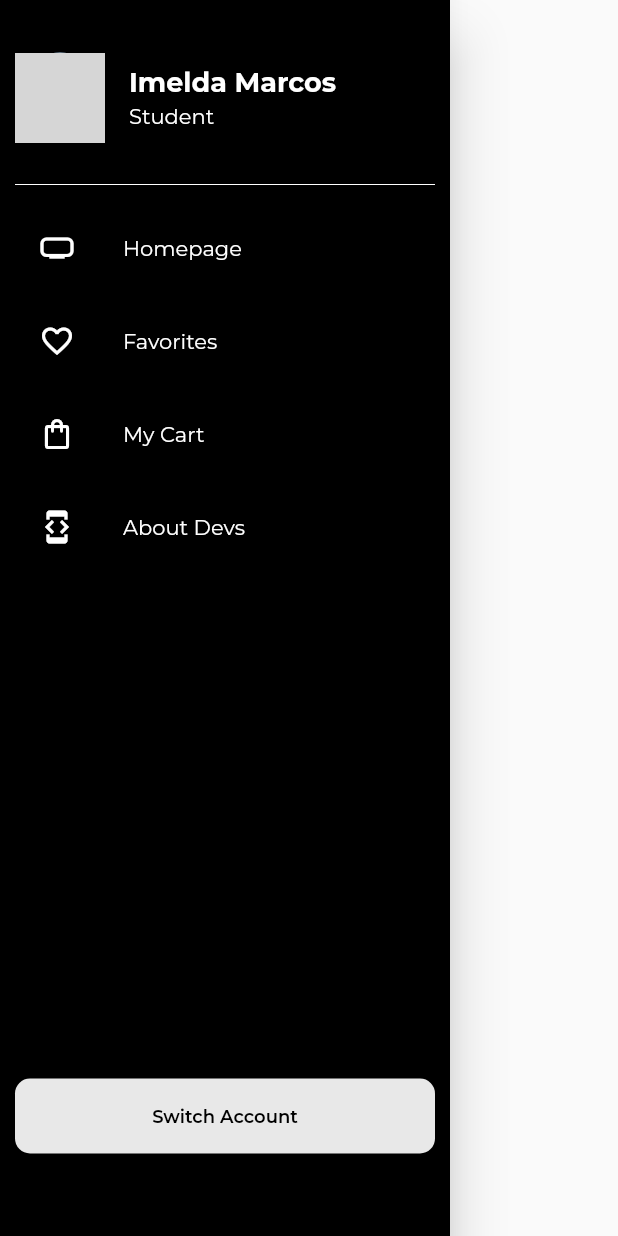
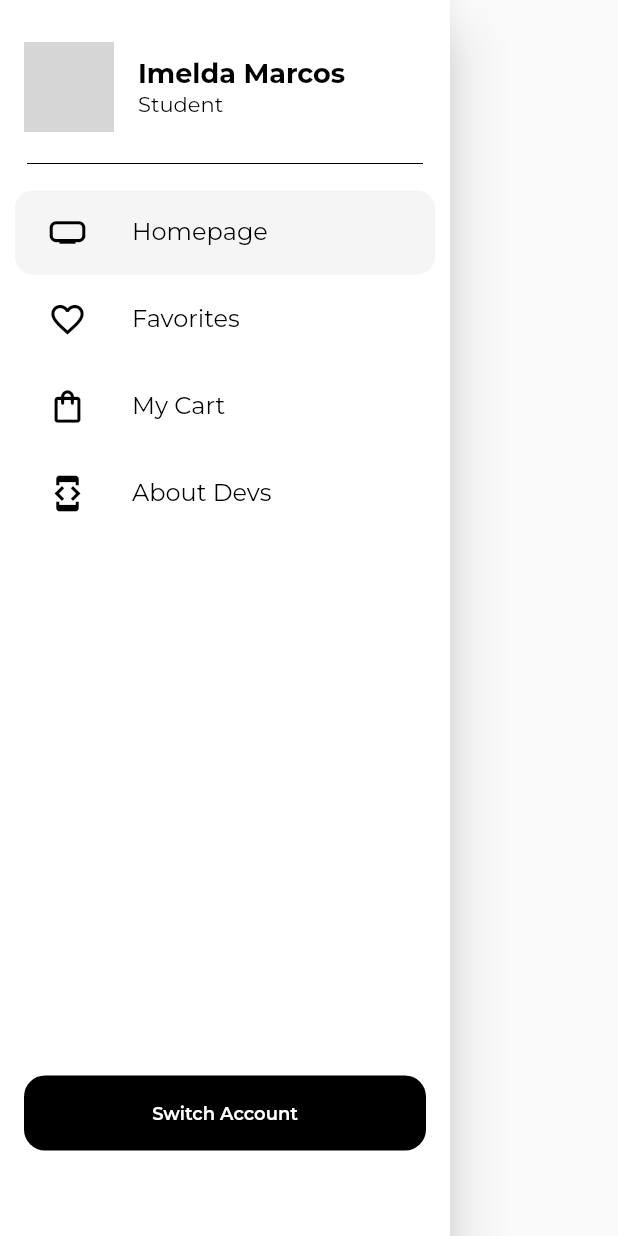
Before and after one commit to Hanniqt/Adueto, a Flutter app: the NavBar widget shown alone on an empty page, opened directly, on a phone screen of 412 x 824 dp. Run offline on Flutter 3.47's test engine with Material 2 defaults, Android fonts, the phone set to English and light mode, and no system bars; network calls fail; project files that could hold a hidden picture were left out; grey boxes are pictures that could not be loaded.

Commit message:
mobile update

```diff
--- a/lib/classes/cart.dart
+++ b/lib/classes/cart.dart
@@ -378,7 +378,7 @@ class Cart extends StatelessWidget {
                       ),
                     ),
                     SizedBox(
-                      height: 18,
+                      height: 14,
                     ),
                     Padding(
                       padding: const EdgeInsets.only(left: 4, right: 4),
@@ -386,7 +386,7 @@ class Cart extends StatelessWidget {
                         mainAxisAlignment: MainAxisAlignment.center,
                         children: [
                           SizedBox(
-                            width: 200,
+                            width: 310,
                             height: 50,
                             child: ElevatedButton(
                               onPressed: () {},
@@ -394,7 +394,7 @@ class Cart extends StatelessWidget {
                                 elevation: 0.0,
                                 backgroundColor: Colors.black,
                                 shape: RoundedRectangleBorder(
-                                    borderRadius: BorderRadius.circular(16)),
+                                    borderRadius: BorderRadius.circular(12)),
                               ),
                               child: Row(
                                 mainAxisAlignment:
--- a/lib/classes/navbar.dart
+++ b/lib/classes/navbar.dart
@@ -13,13 +13,12 @@ class NavBar extends StatelessWidget {
       child: Drawer(
         width: 300,
         child: Material(
-          color: Colors.black,
+          color: Colors.white,
           child: ListView(
-            shrinkWrap: true,
             padding: const EdgeInsets.symmetric(horizontal: 10),
             children: <Widget>[
               const SizedBox(
-                height: 35,
+                height: 28,
               ),
               buildHeader(
                 urlImage: urlImage,
@@ -28,39 +27,49 @@ class NavBar extends StatelessWidget {
                 onClicked: () {},
               ),
               const SizedBox(
-                height: 20,
+                height: 13,
               ),
               const Divider(
-                color: Colors.white,
+                endIndent: 8,
+                indent: 8,
+                color: Colors.black,
               ),
               const SizedBox(
-                height: 6,
+                height: 10,
               ),
-              buildMenuItem(text: 'Homepage', icon: Icons.home_max_outlined),
+              Container(
+                  decoration: BoxDecoration(
+                    color: const Color(0xFFF5F5F5),
+                    borderRadius: BorderRadius.circular(12),
+                  ),
+                  child: buildMenuItem(
+                      text: 'Homepage', icon: Icons.home_max_outlined)),
               const SizedBox(
-                height: 6,
+                height: 2,
               ),
               buildMenuItem(
                   text: 'Favorites', icon: Icons.favorite_border_outlined),
               const SizedBox(
-                height: 6,
+                height: 2,
               ),
               buildMenuItem(text: 'My Cart', icon: Icons.shopping_bag_outlined),
               const SizedBox(
-                height: 6,
+                height: 2,
               ),
               buildMenuItem(text: 'About Devs', icon: Icons.developer_mode),
               const SizedBox(
-                height: 340,
+                height: 360,
               ),
               Container(
+                margin: EdgeInsets.symmetric(horizontal: 6),
                 height: 50,
+                width: 11,
                 child: ElevatedButton(
                   style: ElevatedButton.styleFrom(
                     elevation: 0.0,
-                    backgroundColor: const Color(0xFFE8E8E8),
+                    backgroundColor: Colors.black,
                     shape: RoundedRectangleBorder(
-                        borderRadius: BorderRadius.circular(10)),
+                        borderRadius: BorderRadius.circular(14)),
                   ),
                   onPressed: () {
                     Navigator.pushReplacement(
@@ -76,7 +85,7 @@ class NavBar extends StatelessWidget {
                       Text(
                         'Switch Account',
                         style: TextStyle(
-                            color: Colors.black,
+                            color: Colors.white,
                             fontWeight: FontWeight.w600,
                             fontSize: 12),
                       ),
@@ -102,6 +111,10 @@ class NavBar extends StatelessWidget {
           highlightColor: Colors.transparent,
           onTap: onClicked,
           child: Container(
+            child: Padding(
+              padding: const EdgeInsets.only(
+                left: 6,
+              ),
               child: Row(
                 mainAxisAlignment: MainAxisAlignment.start,
                 children: [
@@ -118,23 +131,21 @@ class NavBar extends StatelessWidget {
                       Text(
                         name,
                         style: const TextStyle(
-                          fontWeight: FontWeight.w800,
-                          color: Colors.white,
+                            fontWeight: FontWeight.w700,
+                            color: Colors.black,
                             fontSize: 18),
-                    ),
-                    const SizedBox(
-                      height: 2,
                       ),
                       Text(
                         identity,
                         style: const TextStyle(
                             fontWeight: FontWeight.w400,
-                          color: Colors.white,
+                            color: Colors.black,
                             fontSize: 14),
                       )
                     ],
                   )
                 ],
+              ),
             ),
           ));
 
@@ -142,19 +153,22 @@ class NavBar extends StatelessWidget {
     required String text,
     required IconData icon,
   }) {
-    final color = Colors.white;
+    final color = Colors.black;
 
-    return ListTile(
+    return Padding(
+      padding: const EdgeInsets.only(left: 6),
+      child: ListTile(
         leading: Icon(
           icon,
           color: color,
-        size: 24,
+          size: 26,
         ),
         title: Text(
           text,
-        style: TextStyle(color: color, fontSize: 14),
+          style: TextStyle(color: color, fontSize: 16),
         ),
         onTap: () {},
+      ),
     );
   }
 }
```
Lines whose indentation alone changed are shown as unchanged.
